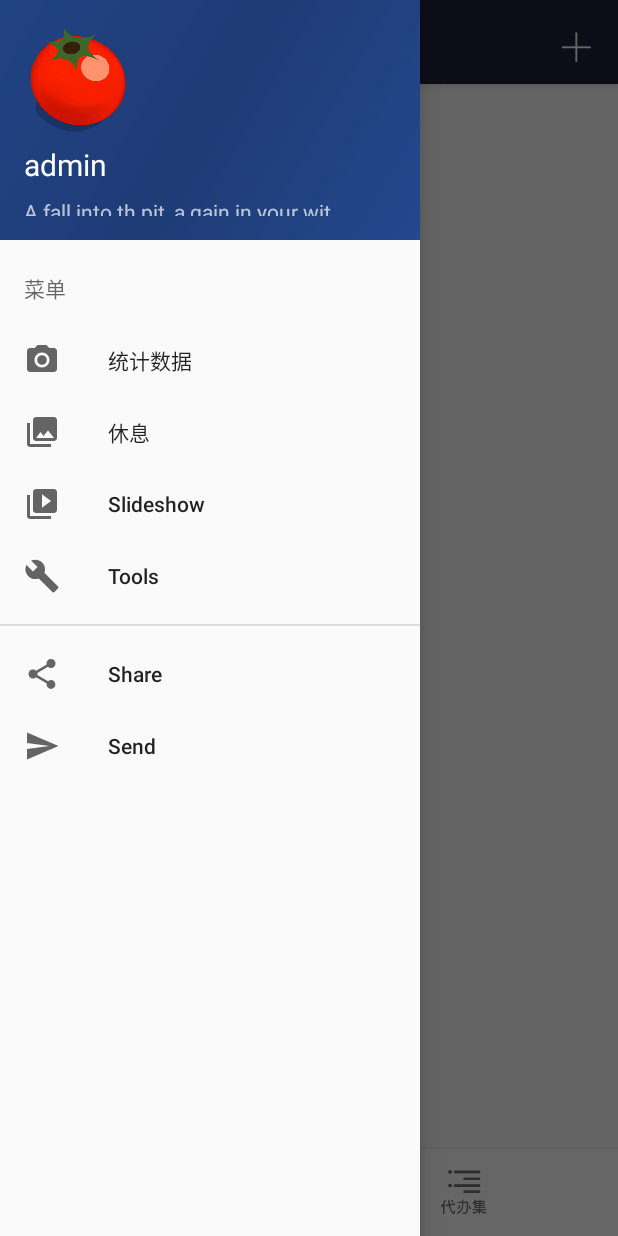
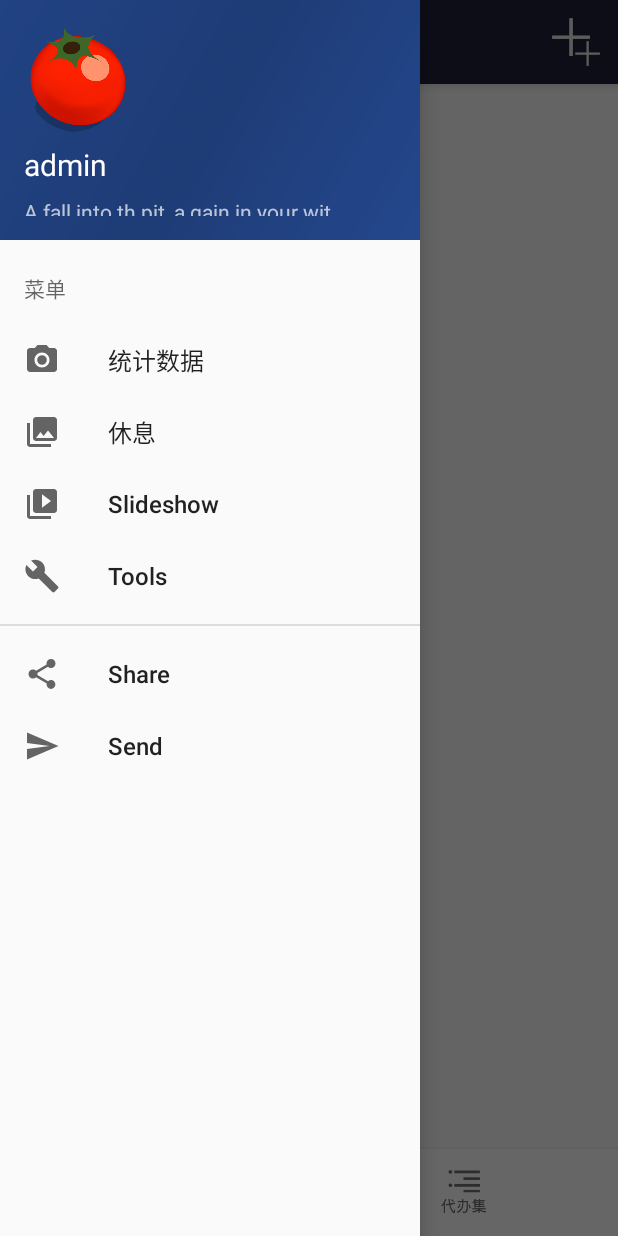
Before and after one commit to wangjieares/Tomato, an Android app: the screen it shows after launch (MainActivity), after a tap on "Open navigation drawer", on a phone screen of 412 x 824 dp. Run offline under Robolectric (Android 15) with nearby library versions, the phone set to English and light mode, and no system bars; 3 other taps on this screen came first.

Commit message:
viewPager修改监听

```diff
--- a/app/src/main/java/www/atomato/com/tomato/activity/MainActivity.java
+++ b/app/src/main/java/www/atomato/com/tomato/activity/MainActivity.java
@@ -7,6 +7,7 @@ import android.os.Message;
 import android.support.design.widget.NavigationView;
 import android.support.v4.app.Fragment;
 import android.support.v4.view.GravityCompat;
+import android.support.v4.view.ViewPager;
 import android.support.v4.widget.DrawerLayout;
 import android.support.v7.app.ActionBarDrawerToggle;
 import android.support.v7.widget.Toolbar;
@@ -29,7 +30,7 @@ import www.atomato.com.tomato.utils.LogUtils;
 import www.atomato.com.tomato.viewpager.MyViewPager;
 
 public class MainActivity extends BaseActivity
-        implements NavigationView.OnNavigationItemSelectedListener, View.OnClickListener {
+        implements NavigationView.OnNavigationItemSelectedListener, View.OnClickListener, ViewPager.OnPageChangeListener {
     private String tag = getClass().getSimpleName();
     private MyViewPagerAdapter mAdapter;
     private List<Fragment> mFragmentList;
@@ -67,9 +68,9 @@ public class MainActivity extends BaseActivity
         mAdapter = new MyViewPagerAdapter(getSupportFragmentManager(), mFragmentList);
         mViewPager.setAdapter(mAdapter);
         mViewPager.setCurrentItem(0);
+        mViewPager.addOnPageChangeListener(this);
         //end   VIewPager初始化
-
-        if (mViewPager.getCurrentItem() == 0) {
+//        mViewPager.setOnDragListener();
         Toolbar toolbar = (Toolbar) findViewById(R.id.main_toolbar);
         setSupportActionBar(toolbar);
         DrawerLayout drawer = (DrawerLayout) findViewById(R.id.main_drawer_layout);
@@ -79,18 +80,21 @@ public class MainActivity extends BaseActivity
         toggle.syncState();
         NavigationView navigationView = (NavigationView) findViewById(R.id.nav_view);
         navigationView.setNavigationItemSelectedListener(this);
+        navigationView.setItemTextAppearance(R.style.MenuTextStyle);
+
     }
-        if (mViewPager.getCurrentItem() == 1) {
-            Toolbar toolbar = (Toolbar) findViewById(R.id.main_toolbar);
-            setSupportActionBar(toolbar);
-            DrawerLayout drawer = (DrawerLayout) findViewById(R.id.main_drawer_layout);
-            ActionBarDrawerToggle toggle = new ActionBarDrawerToggle(
-                    this, drawer, toolbar, R.string.navigation_drawer_open, R.string.navigation_drawer_close);
-            drawer.setDrawerListener(toggle);
-            toggle.syncState();
-            NavigationView navigationView = (NavigationView) findViewById(R.id.nav_view);
-            navigationView.setNavigationItemSelectedListener(this);
+
+    @Override
+    public boolean onPrepareOptionsMenu(Menu menu) {
+        if (0 == mViewPager.getCurrentItem()) {
+            menu.getItem(0).setIcon(R.drawable.activity_main_add_one);
         }
+        if (1 == mViewPager.getCurrentItem()) {
+            menu.getItem(0).setIcon(R.drawable.activity_main_add_more);
+
+        }
+        return true;
+//        return super.onPrepareOptionsMenu(menu);
     }
 
     @Override
@@ -216,17 +220,38 @@ public class MainActivity extends BaseActivity
 
     @Override
     public void onClick(View view) {
-        FragmentTransaction transaction = getFragmentManager().beginTransaction();
+//        FragmentTransaction transaction = getFragmentManager().beginTransaction();
         int id = view.getId();
         switch (id) {
             case R.id.oneButton:
                 LogUtils.d(tag, tag + "===oneButton Click");
                 mViewPager.setCurrentItem(0);
+                invalidateOptionsMenu();
                 break;
             case R.id.moreButton:
                 LogUtils.d(tag, tag + "===moreButton Click");
                 mViewPager.setCurrentItem(1);
+                invalidateOptionsMenu();
                 break;
         }
     }
+
+    //mViewPager监听
+    @Override
+    public void onPageScrolled(int position, float positionOffset, int positionOffsetPixels) {
     }
+    @Override
+    public void onPageSelected(int position) {
+        switch (position) {
+            case 0:
+                invalidateOptionsMenu();
+                break;
+            case 1:
+                invalidateOptionsMenu();
+                break;
+        }
+    }
+    @Override
+    public void onPageScrollStateChanged(int state) {
+    }
+}
--- a/app/src/main/java/www/atomato/com/tomato/sqlite/ViewDAOHelper.java
+++ b/app/src/main/java/www/atomato/com/tomato/sqlite/ViewDAOHelper.java
@@ -10,20 +10,9 @@ import www.atomato.com.tomato.constants.Constants;
  * Created by wangj on 2016-11-23.
  */
 
-public class ViewDAOHelper extends SQLiteOpenHelper {
-    String sql = "create table " + Constants.TABLE_NAME + " (" +
-            "_id INTEGER PRIMARY KEY AUTOINCREMENT," +
-            "todo_title TEXT NOT NULL," +
-            "todo_time INTEGER," +
-            "todo_state INTEGER," +
-            "todo_progress INTEGER,"+
-            "todo_color INTEGER,"+
-            "todo_type INTEGER,"+
-            "todo_plan INTEGER,"+
-            "todo_day INTEGER,"+
-            "todo_day_index)";//执行次数
+class ViewDAOHelper extends SQLiteOpenHelper {
 
-    public ViewDAOHelper(Context context, String name, SQLiteDatabase.CursorFactory factory, int version) {
+    ViewDAOHelper(Context context, String name, SQLiteDatabase.CursorFactory factory, int version) {
         super(context, name, factory, version);
     }
 
@@ -35,6 +24,18 @@ public class ViewDAOHelper extends SQLiteOpenHelper {
 
     @Override
     public void onCreate(SQLiteDatabase db) {
+        String sql = "create table " + Constants.TABLE_NAME + " (" +
+                "_id INTEGER PRIMARY KEY AUTOINCREMENT," +
+                "todo_title TEXT NOT NULL," +
+                "todo_time INTEGER," +
+                "todo_state INTEGER," +
+                "todo_progress INTEGER," +
+                "todo_color INTEGER," +
+                "todo_type INTEGER," +
+                "todo_plan INTEGER," +
+                "todo_day INTEGER," +
+                "todo_day_index INTEGER," +//执行次数
+                "todo_day_total_time INTEGER)";
         db.execSQL(sql);
     }
 
--- a/app/src/main/res/layout/content_main.xml
+++ b/app/src/main/res/layout/content_main.xml
@@ -38,7 +38,7 @@
                 style="@style/left_button_activity_main"
                 android:layout_width="0dp"
                 android:layout_height="29dp"
-                android:layout_gravity="center|end"
+                android:layout_gravity="center"
                 android:layout_margin="10dp"
                 android:layout_weight="1"/>
 
@@ -46,8 +46,8 @@
                 android:id="@+id/moreButton"
                 style="@style/right_button_activity_main"
                 android:layout_width="0dp"
-                android:layout_height="30dp"
-                android:layout_gravity="center|end"
+                android:layout_height="29dp"
+                android:layout_gravity="center"
                 android:layout_margin="10dp"
                 android:layout_weight="1"/>
         </LinearLayout>
--- a/app/src/main/res/menu/main.xml
+++ b/app/src/main/res/menu/main.xml
@@ -3,7 +3,7 @@
     xmlns:app="http://schemas.android.com/apk/res-auto">
     <item
         android:id="@+id/main_activity_add_item"
-        android:icon="@drawable/main_activity_add"
+        android:icon="@drawable/activity_main_add_one"
         android:orderInCategory="100"
         app:showAsAction="always"
         android:title="@string/main_activity_add_item" />
--- a/app/src/main/res/menu/statistics.xml
+++ b/app/src/main/res/menu/statistics.xml
@@ -3,7 +3,7 @@
     xmlns:app="http://schemas.android.com/apk/res-auto">>
     <item
         android:id="@+id/statistics_activity_add_item"
-        android:icon="@drawable/main_activity_add"
+        android:icon="@drawable/activity_main_add_one"
         android:orderInCategory="100"
         android:title="@string/main_activity_add_item"
         app:showAsAction="always" />
--- a/app/src/main/res/values/strings.xml
+++ b/app/src/main/res/values/strings.xml
@@ -1,5 +1,5 @@
 <resources>
-    <string name="app_name">Tomato</string>
+    <string name="app_name">番茄工作法</string>
     <string name="username">admin</string>
     <string name="dictum">A fall into th pit, a gain in your wit.</string>
     <string name="statistice">统计数据</string>
--- a/app/src/main/res/values/styles.xml
+++ b/app/src/main/res/values/styles.xml
@@ -1,12 +1,16 @@
 <resources>
 
-    <!-- Base application theme. -->
-    <!--<style name="AppTheme" parent="Theme.AppCompat.Light.DarkActionBar">-->
+
     <style name="AppTheme" parent="Theme.AppCompat.Light.DarkActionBar">
-        <!-- Customize your theme here. -->
         <item name="colorPrimary">@color/colorPrimary</item>
         <item name="colorPrimaryDark">@color/colorPrimaryDark</item>
         <item name="colorAccent">@color/colorAccent</item>
+        <item name="actionMenuTextAppearance">@style/MenuTextStyle</item>
+        <item name="android:actionMenuTextColor">@android:color/white</item>
+    </style>
+
+    <style name="MenuTextStyle">
+        <item name="android:textSize">16sp</item>
     </style>
 
     <style name="AppTheme.NoActionBar">
```
Also changed, not shown: app/src/main/java/www/atomato/com/tomato/fragment/MoreFragment.java (+0 -12 lines), app/src/main/res/drawable/activity_main_add_more.png (added), app/src/main/res/drawable/activity_main_add_one.png (added), app/src/main/res/drawable/main_activity_add.png (deleted), fUI/src/main/res/drawable-hdpi/ic_launcher.png (deleted), fUI/src/main/res/drawable-mdpi/ic_launcher.png (deleted), fUI/src/main/res/drawable-xhdpi/ic_launcher.png (deleted), 18 other files. Lines whose indentation alone changed are shown as unchanged.
